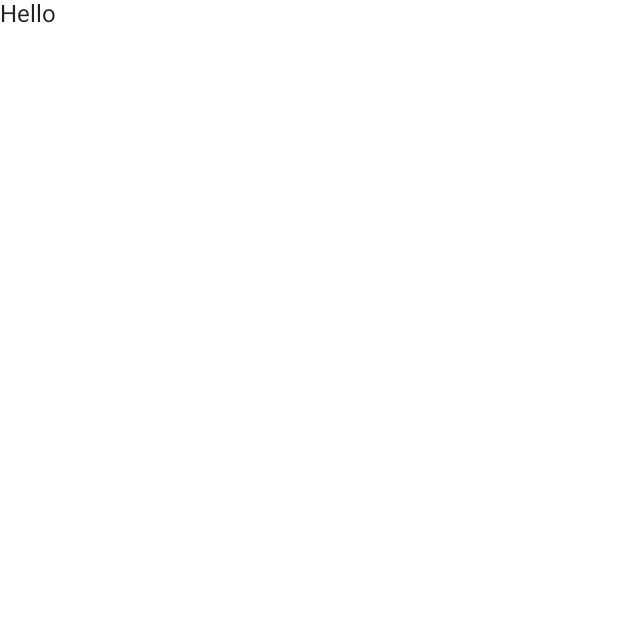
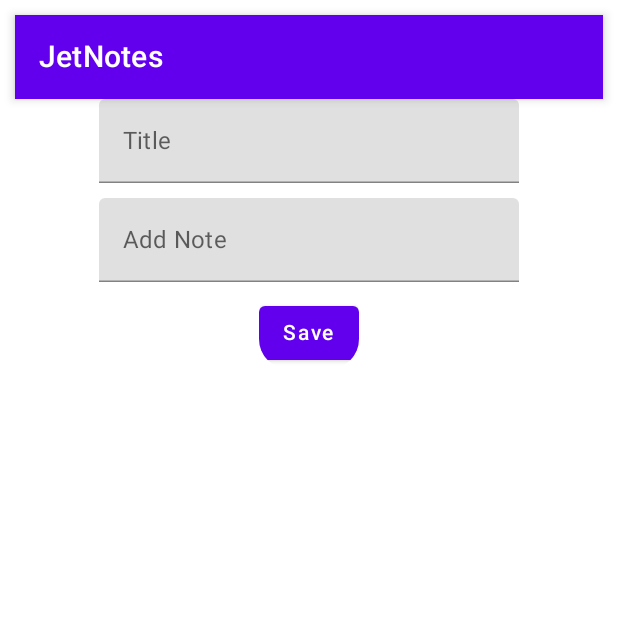
Before and after one commit to DizzyMelo/JetNotes, an Android app built with Jetpack Compose: the screen it shows after launch (MainActivity), on a phone screen of 412 x 824 dp, the top half of it. Before the commit the part shown is almost empty. Run offline under Robolectric (Android 15) with nearby library versions, the phone set to English and light mode, and no system bars.

Commit message:
note screen added

```diff
--- a/app/src/main/java/com/study/jetnotes/MainActivity.kt
+++ b/app/src/main/java/com/study/jetnotes/MainActivity.kt
@@ -11,6 +11,7 @@ import androidx.compose.runtime.Composable
 import androidx.compose.runtime.ComposeCompilerApi
 import androidx.compose.ui.Modifier
 import androidx.compose.ui.tooling.preview.Preview
+import com.study.jetnotes.navigation.NotesNavigation
 import com.study.jetnotes.ui.theme.JetNotesTheme
 
 class MainActivity : ComponentActivity() {
@@ -18,7 +19,7 @@ class MainActivity : ComponentActivity() {
         super.onCreate(savedInstanceState)
         setContent {
             MyApp {
-                Text(text = "Hello")
+                NotesNavigation()
             }
         }
     }
--- a/app/src/main/java/com/study/jetnotes/navigation/NotesNavigation.kt
+++ b/app/src/main/java/com/study/jetnotes/navigation/NotesNavigation.kt
@@ -1,5 +1,22 @@
 package com.study.jetnotes.navigation
 
-class NotesNavigation {
+import androidx.compose.runtime.Composable
+import androidx.navigation.compose.NavHost
+import androidx.navigation.compose.composable
+import androidx.navigation.compose.rememberNavController
+import com.study.jetnotes.screens.home.NoteScreen
 
+@Composable
+fun NotesNavigation() {
+
+    val navController = rememberNavController()
+    NavHost(
+        navController = navController,
+        startDestination = NotesScreens.NoteScreen.name,
+        builder = {
+            composable(route = NotesScreens.NoteScreen.name) {
+                NoteScreen(navController = navController)
+            }
+        }
+    )
 }
--- a/app/src/main/java/com/study/jetnotes/navigation/NotesScreens.kt
+++ b/app/src/main/java/com/study/jetnotes/navigation/NotesScreens.kt
@@ -1,5 +1,5 @@
 package com.study.jetnotes.navigation
 
 enum class NotesScreens {
-    HomeScreen;
+    NoteScreen;
 }
--- /dev/null
+++ b/app/src/main/java/com/study/jetnotes/screens/home/NoteScreen.kt
@@ -0,0 +1,73 @@
+package com.study.jetnotes.screens.home
+
+import androidx.compose.foundation.background
+import androidx.compose.foundation.layout.*
+import androidx.compose.foundation.shape.CircleShape
+import androidx.compose.foundation.shape.CornerSize
+import androidx.compose.foundation.shape.RoundedCornerShape
+import androidx.compose.material.*
+import androidx.compose.runtime.*
+import androidx.compose.ui.Alignment
+import androidx.compose.ui.Modifier
+import androidx.compose.ui.draw.clip
+import androidx.compose.ui.graphics.Color
+import androidx.compose.ui.res.stringResource
+import androidx.compose.ui.tooling.preview.Preview
+import androidx.compose.ui.unit.dp
+import androidx.navigation.NavController
+import com.study.jetnotes.R
+
+@Composable
+fun NoteScreen(navController: NavController?) {
+    var title by remember {
+        mutableStateOf("")
+    }
+
+    var note by remember {
+        mutableStateOf("")
+    }
+
+
+
+    Column(
+        modifier = Modifier
+            .padding(10.dp)
+            .fillMaxWidth(),
+        horizontalAlignment = Alignment.CenterHorizontally
+    ) {
+        TopAppBar(
+            title = { Text(text = stringResource(id = R.string.app_name)) },
+            actions = {}
+        )
+        TextField(
+            value = title,
+            onValueChange = {title = it},
+            placeholder = { Text(text = "Title")},
+            modifier = Modifier.background(
+                Color.Transparent
+            )
+        )
+
+        Spacer(modifier = Modifier.height(10.dp))
+        TextField(
+            value = note,
+            onValueChange = {note = it},
+            placeholder = { Text(text = "Add Note")}
+        )
+        Button(
+            modifier = Modifier
+                .clip(shape = CircleShape.copy(all = CornerSize(20.dp)))
+                .padding(top = 10.dp),
+            onClick = { /*TODO*/ }
+        ) {
+            Text(text = "Save")
+        }
+    }
+
+}
+
+@Preview(showBackground = true)
+@Composable
+fun NotesScreenPreview() {
+    NoteScreen(null)
+}
```
Also changed, not shown: app/build.gradle (line endings or trailing spaces).
